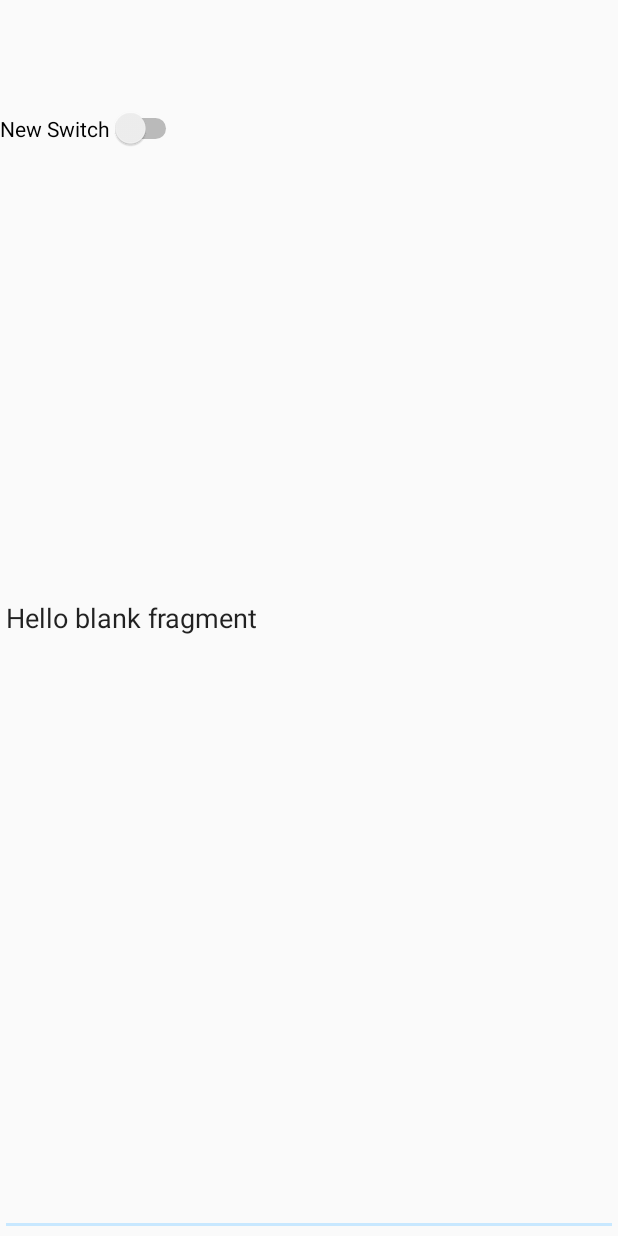
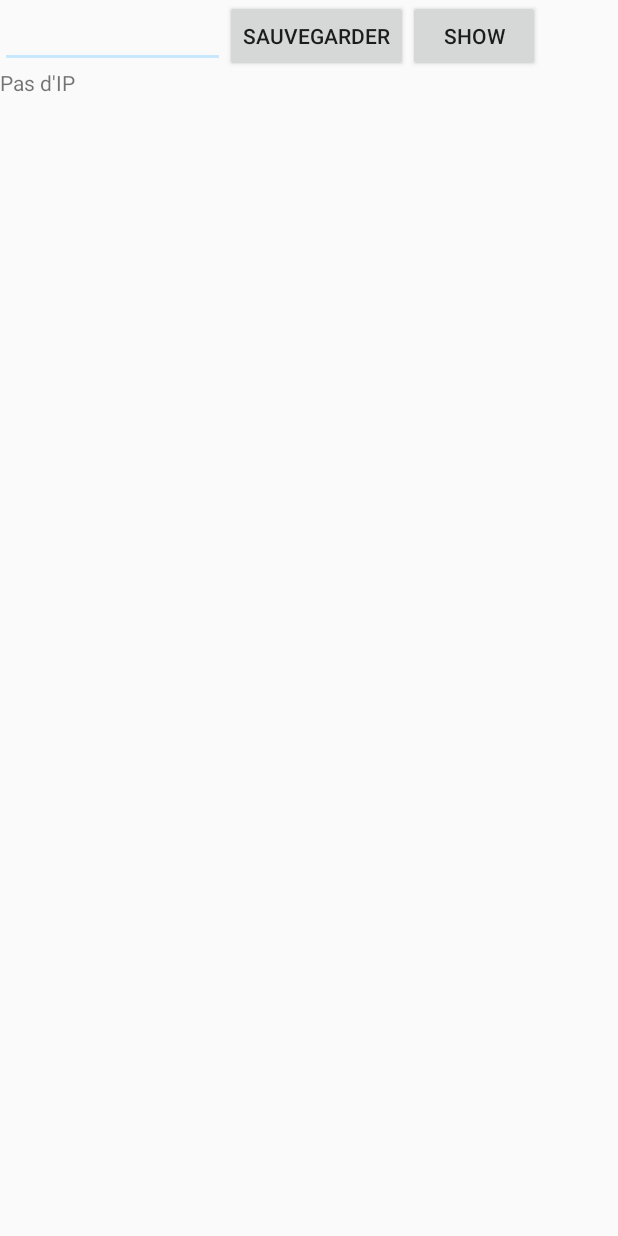
Before and after one commit to LightAndChill/LightAndChill, an Android app: the fragment FragmentThree shown on its own in the app's theme, on a phone screen of 412 x 824 dp. Run offline under Robolectric (Android 15) with nearby library versions, the phone set to English and light mode, and no system bars.

Commit message:
Début du code de sauvegarde de l'adresse IP

```diff
--- a/app/src/main/java/apps/lightandchill/lightandchill/FragmentThree.java
+++ b/app/src/main/java/apps/lightandchill/lightandchill/FragmentThree.java
@@ -1,12 +1,15 @@
 package apps.lightandchill.lightandchill;
 
 import android.content.Context;
-import android.net.Uri;
+import android.content.SharedPreferences;
 import android.os.Bundle;
 import android.support.v4.app.Fragment;
 import android.view.LayoutInflater;
 import android.view.View;
 import android.view.ViewGroup;
+import android.widget.Button;
+import android.widget.EditText;
+import android.widget.TextView;
 
 
 /**
@@ -31,6 +34,34 @@ public class FragmentThree extends Fragment {
     public View onCreateView(LayoutInflater inflater, ViewGroup container,
                              Bundle savedInstanceState) {
         // Inflate the layout for this fragment
-        return inflater.inflate(R.layout.fragment_fragment_three, container, false);
+        View view = inflater.inflate(R.layout.fragment_three, container, false);
+
+        final EditText etIP = (EditText)view.findViewById(R.id.etIP);
+        Button btPreferences = (Button)view.findViewById(R.id.btPreferences);
+        Button btShow = (Button)view.findViewById(R.id.btShow);
+        final TextView tvIP = (TextView)view.findViewById(R.id.tvResult);
+
+        btPreferences.setOnClickListener(new View.OnClickListener() {
+            @Override
+            public void onClick(View v) {
+                SharedPreferences sharedPref = getActivity().getPreferences(Context.MODE_PRIVATE);
+                SharedPreferences.Editor editor = sharedPref.edit();
+                editor.putString(getString(R.string.PrefIP), etIP.getText().toString());
+                editor.commit();
+                tvIP.setText(etIP.getText());
+            }
+        });
+
+        btShow.setOnClickListener(new View.OnClickListener() {
+            @Override
+            public void onClick(View v) {
+                SharedPreferences sharedPref = getActivity().getPreferences(Context.MODE_PRIVATE);
+                String defaultValue = getResources().getString(R.string.IPDefault);
+                String state = sharedPref.getString(getString(R.string.PrefIP), defaultValue);
+                tvIP.setText(state);
+            }
+        });
+
+        return view;
     }
 }
--- a/app/src/main/res/layout/fragment_fragment_three.xml
+++ /dev/null
@@ -1,29 +0,0 @@
-<RelativeLayout xmlns:android="http://schemas.android.com/apk/res/android"
-    xmlns:tools="http://schemas.android.com/tools"
-    android:layout_width="match_parent"
-    android:layout_height="match_parent"
-    tools:context="apps.lightandchill.lightandchill.FragmentThree">
-
-    <ListView
-        android:layout_width="wrap_content"
-        android:layout_height="wrap_content">
-
-    </ListView>
-    <!-- TODO: Update blank fragment layout -->
-    <EditText
-        android:layout_width="match_parent"
-        android:layout_height="match_parent"
-        android:text="@string/hello_blank_fragment" />
-
-    <Switch
-        android:layout_width="wrap_content"
-        android:layout_height="wrap_content"
-        android:text="New Switch"
-        android:id="@+id/switch1"
-        android:layout_gravity="left|top"
-        android:layout_alignParentTop="true"
-        android:layout_alignParentLeft="true"
-        android:layout_alignParentStart="true"
-        android:layout_marginTop="72dp" />
-
-</RelativeLayout>
--- /dev/null
+++ b/app/src/main/res/layout/fragment_three.xml
@@ -0,0 +1,31 @@
+<RelativeLayout xmlns:android="http://schemas.android.com/apk/res/android"
+    xmlns:tools="http://schemas.android.com/tools"
+    android:layout_width="match_parent"
+    android:layout_height="match_parent"
+    tools:context="apps.lightandchill.lightandchill.FragmentThree">
+
+    <EditText
+        android:id="@+id/etIP"
+        android:layout_width="150dp"
+        android:layout_height="wrap_content" />
+    <Button
+        android:layout_width="wrap_content"
+        android:layout_height="wrap_content"
+        android:id="@+id/btPreferences"
+        android:text="Sauvegarder"
+        android:layout_toRightOf="@id/etIP"/>
+    <Button
+        android:layout_width="wrap_content"
+        android:layout_height="wrap_content"
+        android:id="@+id/btShow"
+        android:text="Show"
+        android:layout_toRightOf="@id/btPreferences"/>
+
+    <TextView
+        android:id="@+id/tvResult"
+        android:layout_width="match_parent"
+        android:layout_height="wrap_content"
+        android:layout_below="@id/etIP"
+        android:text="Pas d'IP"/>
+
+</RelativeLayout>
--- a/app/src/main/res/values/strings.xml
+++ b/app/src/main/res/values/strings.xml
@@ -18,4 +18,6 @@
     <string name="partyHard">PARTY HARD</string>
     <string name="musique">Musique</string>
     <string name="meteo">Météo</string>
+    <string name="PrefIP">prefIP</string>
+    <string name="IPDefault">Pas d\'IP</string>
 </resources>
```
